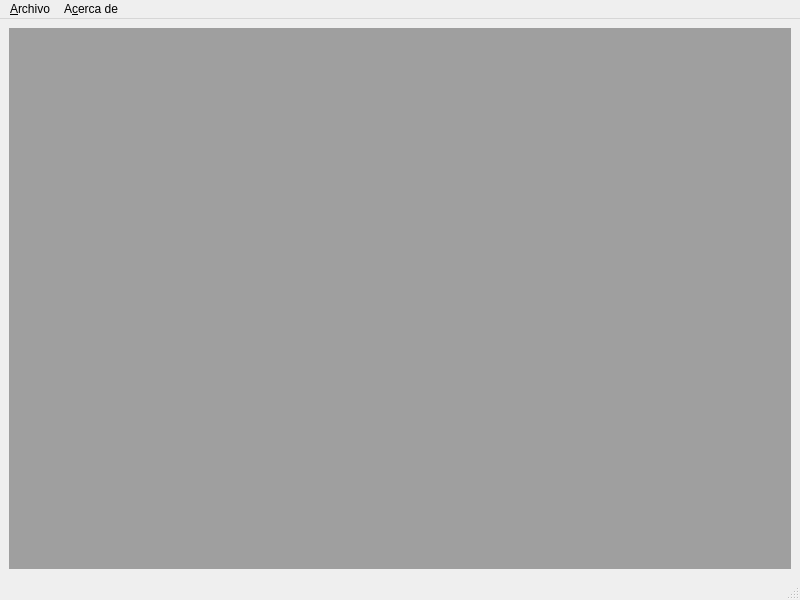
This is askme.ui in FLiamTech/askme as Qt 5 draws it before an edit. The edited form follows.
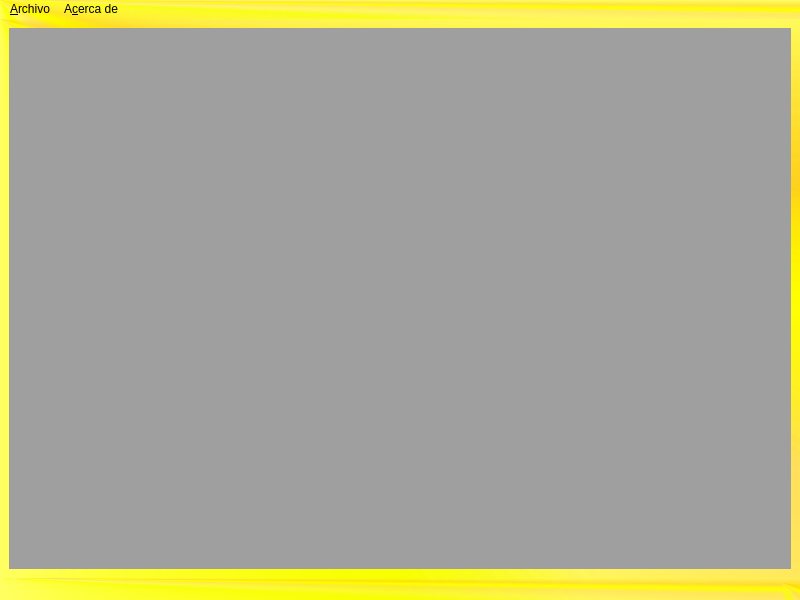
This is the edited form.

Diff of the .ui file:
```diff
--- a/askme.ui
+++ b/askme.ui
@@ -13,6 +13,10 @@
   <property name="windowTitle">
    <string>Askme</string>
   </property>
+  <property name="styleSheet">
+   <string notr="true">background-color: qconicalgradient(cx:0, cy:0, angle:135, stop:0 rgba(255, 255, 0, 69), stop:0.375 rgba(255, 255, 0, 69), stop:0.423533 rgba(251, 255, 0, 145), stop:0.45 rgba(247, 255, 0, 208), stop:0.477581 rgba(255, 244, 71, 130), stop:0.518717 rgba(255, 218, 71, 130), stop:0.55 rgba(255, 255, 0, 255), stop:0.57754 rgba(255, 203, 0, 130), stop:0.625 rgba(255, 255, 0, 69), stop:1 rgba(255, 255, 0, 69));
+font: 9pt &quot;Arial Rounded MT Bold&quot;;</string>
+  </property>
   <widget class="QWidget" name="centralwidget">
    <layout class="QGridLayout" name="gridLayout">
     <item row="0" column="0">
@@ -27,7 +31,7 @@
      <x>0</x>
      <y>0</y>
      <width>800</width>
-     <height>21</height>
+     <height>19</height>
     </rect>
    </property>
    <widget class="QMenu" name="menuArchivo">
```
Left out of the diff: 6 changed lines with no effect on the pictures.
